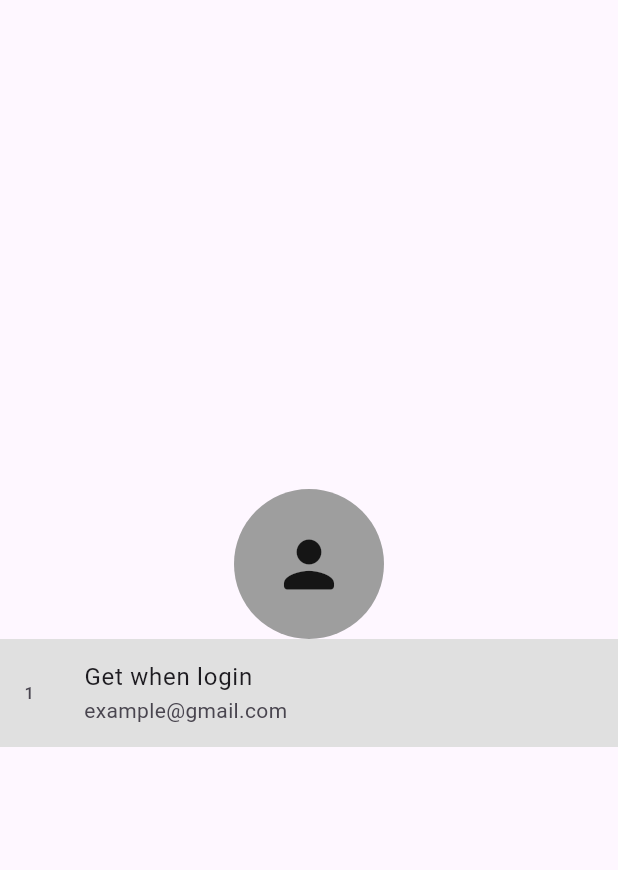
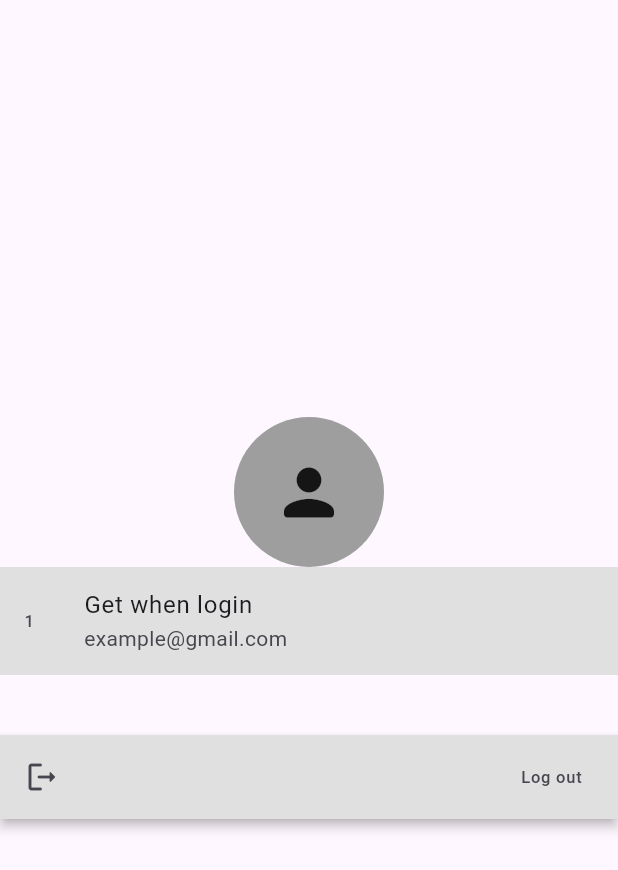
Before and after one commit to mzee-flutter/fastapi-postgresql_flutter_app, a Flutter app: the ProfileScreenView screen opened by its route, on a phone screen of 412 x 824 dp. Shown: the top 870 px of the screen. Run offline on Flutter 3.47's test engine with Material 3 defaults, Android fonts, the phone set to English and light mode, and no system bars; our stand-ins replace flutter_secure_storage; accounts and stored records are empty.

Commit message:
implementing the jwt logout functionality as well

```diff
--- a/lib/main.dart
+++ b/lib/main.dart
@@ -4,6 +4,7 @@ import 'package:flutter_postgres/utils/routes/screen_router.dart';
 import 'package:flutter_postgres/view_model/add_item_view_model.dart';
 import 'package:flutter_postgres/view_model/auth_service/login_user_info_view_model.dart';
 import 'package:flutter_postgres/view_model/auth_service/login_view_model.dart';
+import 'package:flutter_postgres/view_model/auth_service/logout_view_model.dart';
 import 'package:flutter_postgres/view_model/auth_service/register_view_model.dart';
 import 'package:flutter_postgres/view_model/crud_view_model.dart';
 import 'package:flutter_postgres/view_model/get_items_view_model.dart';
@@ -29,6 +30,7 @@ class ThisApp extends StatelessWidget {
         ChangeNotifierProvider(create: (_) => LoginViewModel()),
         ChangeNotifierProvider(create: (_) => LoginUserInfoViewModel()),
         ChangeNotifierProvider(create: (_) => SplashViewModel()),
+        ChangeNotifierProvider(create: (_) => LogoutViewModel()),
       ],
       child: MaterialApp(
         debugShowCheckedModeBanner: false,
--- a/lib/repository/auth_repo/refresh_access_token_repo.dart
+++ b/lib/repository/auth_repo/refresh_access_token_repo.dart
@@ -1,6 +1,5 @@
 import 'package:flutter/cupertino.dart';
 import 'package:flutter_postgres/data/base_api_services.dart';
-import 'package:flutter_postgres/data/network_api_services.dart';
 import 'package:flutter_postgres/resources/api_urls.dart';
 import 'package:flutter_postgres/view_model/token_storage_service/token_storage_service.dart';
 
@@ -14,11 +13,13 @@ class RefreshAccessTokenRepo {
   Future<void> getFreshAccessToken(String? token) async {
     final headers = {"Content-Type": "application/json"};
 
+    final requestBody = {"refresh_token": token};
+
     try {
       final response = await _services.getPostApiRequest(
         ApiURls.refreshAccessToken,
         headers,
-        {"refresh_token": token},
+        requestBody,
       );
 
       final accessToken = response["access_token"];
--- a/lib/view/profile_screen_view.dart
+++ b/lib/view/profile_screen_view.dart
@@ -3,6 +3,7 @@ import 'package:provider/provider.dart';
 
 import '../view_model/auth_service/login_user_info_view_model.dart';
 import '../view_model/auth_service/login_view_model.dart';
+import '../view_model/auth_service/logout_view_model.dart';
 import '../view_model/auth_service/register_view_model.dart';
 
 class ProfileScreenView extends StatelessWidget {
@@ -52,6 +53,27 @@ class ProfileScreenView extends StatelessWidget {
                   );
                 },
               ),
+              SizedBox(height: 40),
+              Material(
+                elevation: 3,
+                color: Colors.grey.shade300,
+                child: Consumer<LogoutViewModel>(
+                  builder: (context, logoutVM, child) {
+                    if (logoutVM.isLoading) {
+                      return Center(
+                        child: CircularProgressIndicator(color: Colors.blue),
+                      );
+                    }
+                    return ListTile(
+                      leading: Icon(Icons.logout_rounded),
+                      trailing: Text('Log out'),
+                      onTap: () async {
+                        await logoutVM.logoutUser(context);
+                      },
+                    );
+                  },
+                ),
+              ),
             ],
           );
         },
--- a/lib/view_model/auth_service/login_user_info_view_model.dart
+++ b/lib/view_model/auth_service/login_user_info_view_model.dart
@@ -1,6 +1,5 @@
 import 'package:flutter/cupertino.dart';
 import 'package:flutter_postgres/repository/auth_repo/login_user_info_repo.dart';
-
 import '../../models/auth_model.dart';
 
 class LoginUserInfoViewModel with ChangeNotifier {
--- a/lib/view_model/token_storage_service/token_storage_service.dart
+++ b/lib/view_model/token_storage_service/token_storage_service.dart
@@ -1,5 +1,3 @@
-import 'dart:math';
-
 import 'package:flutter_secure_storage/flutter_secure_storage.dart';
 
 class TokenStorageService {
@@ -13,7 +11,7 @@ class TokenStorageService {
   Future<void> saveToken(
     String accessToken,
     String refreshToken,
-    int expiresIn, // e.g., 3600 from backend (seconds)
+    int expiresIn,
   ) async {
     final expiryTimestamp =
         DateTime.now().millisecondsSinceEpoch + (expiresIn * 1000);
```
Also changed, not shown: lib/repository/auth_repo/logout_repo.dart (added, +33 -0 lines), lib/view_model/auth_service/logout_view_model.dart (added, +35 -0 lines), lib/view_model/splash_view_model.dart (+6 -6 lines).
